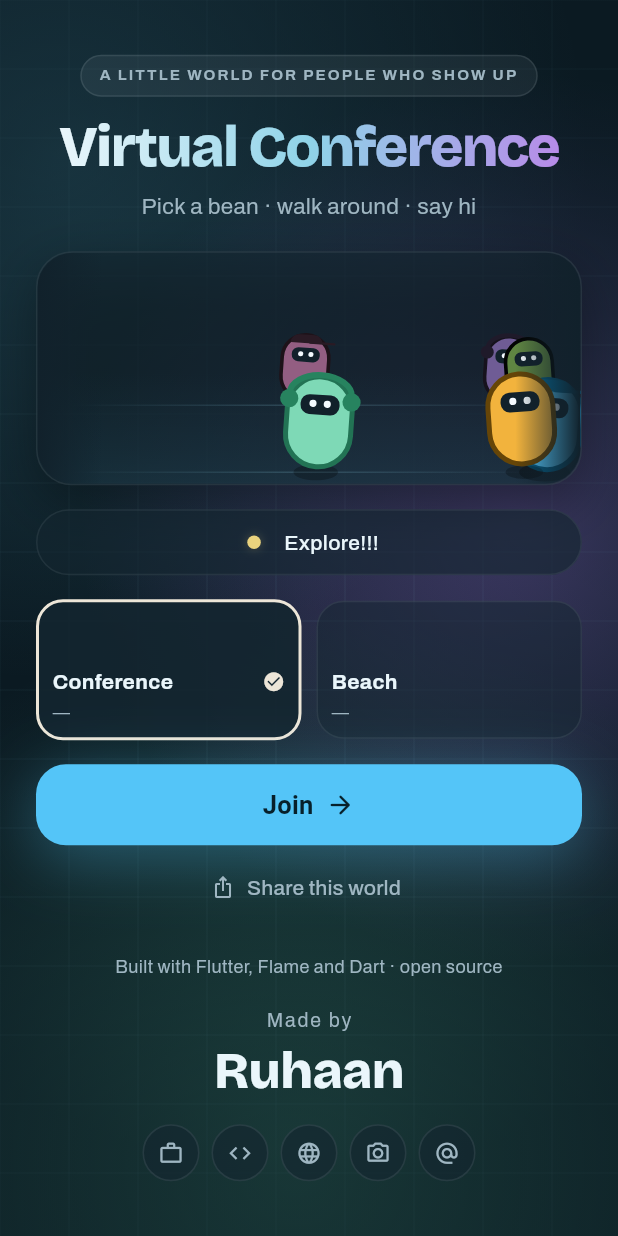
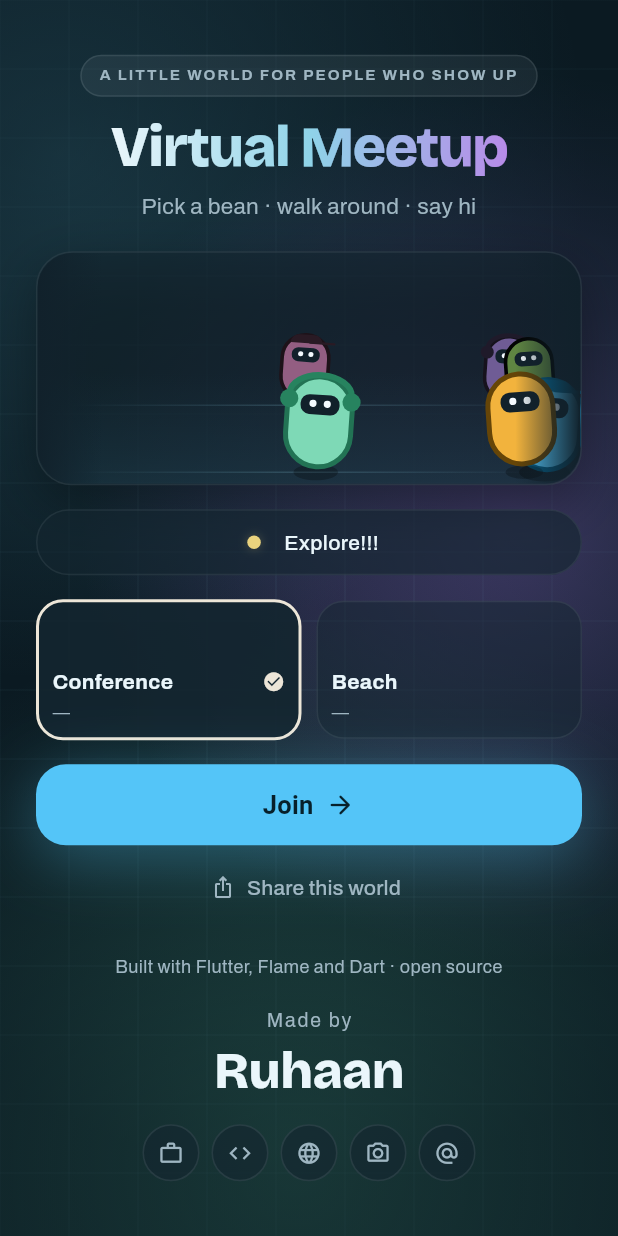
Before and after one commit to flutterboy20/virtual_meetup, a Flutter app: the screen it shows after launch, on a phone screen of 412 x 824 dp. Run offline on Flutter 3.47's test engine with Material 3 defaults, Android fonts, the phone set to English and light mode, and no system bars; our stand-ins replace qr_flutter, share_plus, shared_preferences; missing offline and left inert: flame; network calls fail.

Commit message:
fix: finish the Virtual Meetup rename, bump the protocol to v6
The rename had reached the app title, the bundled config document and
config.example.json, but not AppConfig.defaultWorldName — which is what the
server serves when no config.json exists, i.e. exactly the state a fresh
deployment boots in. The front door would have said "Virtual Conference"
under a tab that said "Virtual Meetup" until a moderator saved something.
client/test/core/app_config_test.dart was already failing on this; it was
right to.

Also renames the web manifest, the apple-mobile-web-app-title, the page
title, the repository slug the QR falls back to, and the badge and clone
lines in README and CONTRIBUTING.

protocolVersion 5 -> 6. Three message types arrived with the moderation and
rename work — playerRenamed, admin.bans, admin.unban — and the version had
stayed at 5. Nothing existing changed shape, and fromWireName answers
`unknown` rather than throwing, so a v5 peer is safe in both directions; the
new paragraph in protocol_version.dart says exactly how, including what a v5
client actually loses (rename promptness, not correctness).

.gitattributes now declares fonts binary rather than leaving them to git's
content heuristic. The four TTFs committed clean — verified byte-identical —
but `* text=auto eol=lf` means a wrong guess would rewrite bytes inside a
font on checkout, and that failure looks like a font that silently does not
load.

Co-Authored-By: Claude Opus 5 <noreply@anthropic.com>

```diff
--- a/protocol/lib/src/app_config.dart
+++ b/protocol/lib/src/app_config.dart
@@ -89,7 +89,7 @@ class AppConfig {
   ///
   /// Deliberately generic out of the box. An organiser sets their own name
   /// here rather than editing a widget.
-  static const String defaultWorldName = 'Virtual Conference';
+  static const String defaultWorldName = 'Virtual Meetup';
 
   /// The small capsule over the wordmark, shown in caps by the welcome screen.
   static const String defaultEyebrow = 'A LITTLE WORLD FOR PEOPLE WHO SHOW UP';
@@ -129,7 +129,7 @@ class AppConfig {
   /// their repo, not to ours — and it must be changeable from the moderator's
   /// screen on the morning, not from a rebuild.
   static const String defaultGithubLink =
-      'https://github.com/flutterboy20/virtual_conference';
+      'https://github.com/flutterboy20/virtual_meetup';
 
   /// The wordmark on the front door.
   final String worldName;
--- a/pubspec.yaml
+++ b/pubspec.yaml
@@ -1,4 +1,4 @@
-name: virtual_conference
+name: virtual_meetup
 description: >-
   Melos workspace root for the virtual conference walk-around world.
   Not a published package — it only ties the three real packages together.
```
Also changed, not shown: protocol/lib/src/protocol_version.dart (+23 -1 lines), 7 other files.
